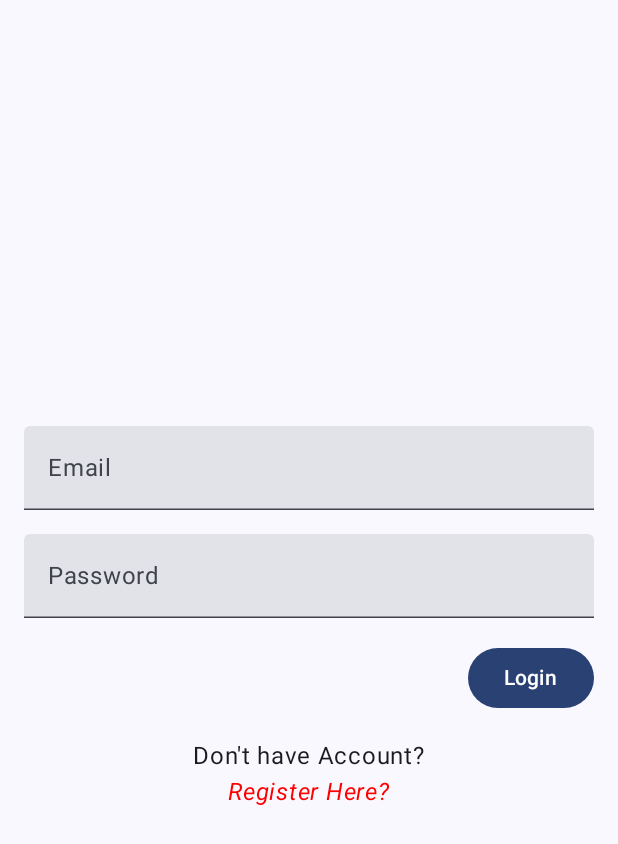
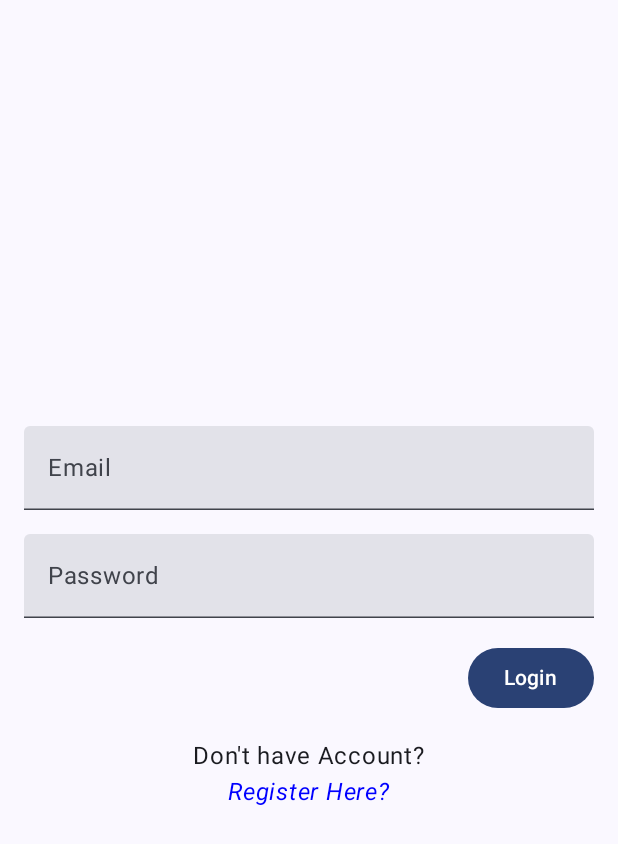
Before and after one commit to andrewkibet/Wprojects, an Android app built with Jetpack Compose: the LoginActivity screen opened directly, with no data from a screen before it, on a phone screen of 412 x 824 dp. Shown: the top 844 px of the screen. Run offline under Robolectric (Android 15) with nearby library versions, the phone set to English and light mode, and no system bars; our stand-ins replace Firebase (no records; nobody signed in at launch, a user with empty details on screens opened directly).

Commit message:
Update LoginActivity.kt
Add

```diff
--- a/Project/app/src/main/java/com/kiplele/project/LoginActivity.kt
+++ b/Project/app/src/main/java/com/kiplele/project/LoginActivity.kt
@@ -92,7 +92,7 @@ class LoginActivity : ComponentActivity() {
             Text(text = "Don't have Account?")
             Text(text = "Register Here?",
                 fontStyle = FontStyle.Italic,
-            color =if (isRegisterClicked.value) Color.Blue else Color.Red,
+            color =if (isRegisterClicked.value) Color.Red else Color.Blue,
                 modifier = Modifier.clickable {
                     isRegisterClicked.value = true
                     // Handle the click event here if needed
```
